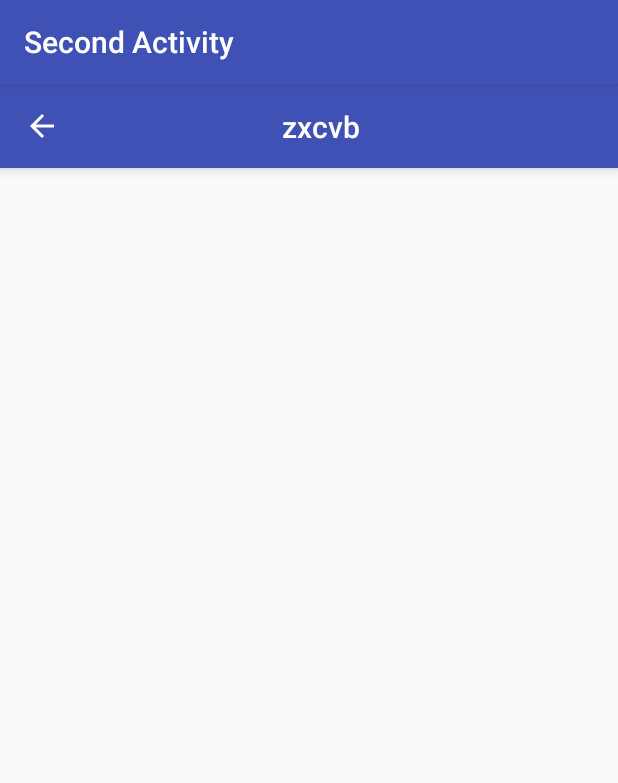
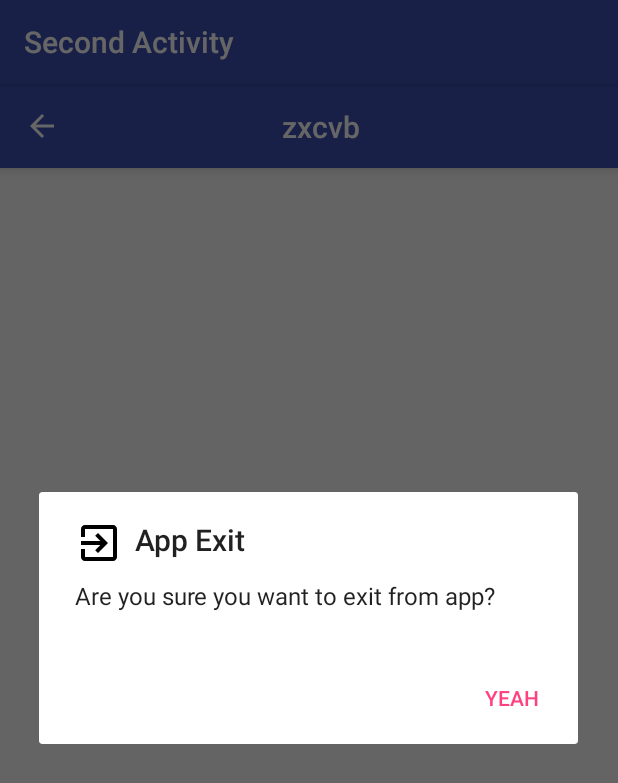
Before and after one commit to preyansh11911/KotlinStructure, an Android app: the SecondActivity screen opened directly, with no data from a screen before it, after a tap on an icon or button, on a phone screen of 412 x 824 dp. Shown: the top 783 px of the screen. Run offline under Robolectric (Android 15) with nearby library versions, the phone set to English and light mode, and no system bars; our stand-ins replace data binding; 3 statements that could not run were skipped.

```diff
--- a/app/src/main/java/com/example/parth/kotlinpractice_2/kotlin/ext.kt
+++ b/app/src/main/java/com/example/parth/kotlinpractice_2/kotlin/ext.kt
@@ -1,8 +1,89 @@
 package com.example.parth.kotlinpractice_2.kotlin
 
 import android.app.Activity
+import android.content.Context
+import android.content.DialogInterface
 import android.content.Intent
+import android.support.v7.app.AlertDialog
+import com.example.parth.kotlinpractice_2.R
 
 fun Activity.launchActivity(intent: Intent) {
     this.startActivity(intent)
 }
+
+interface ConfirmationDialogClickListener {
+    fun onNegativeButtonClick(dialog: DialogInterface)
+    fun onPositiveButtonClick(dialog: DialogInterface)
+}
+
+interface ConfirmationDialogListener {
+    fun onNegativeButtonClick()
+}
+
+/** The identifier for the positive button.  */
+val BUTTON_POSITIVE = -1
+
+/** The identifier for the negative button.  */
+val BUTTON_NEGATIVE = -2
+
+fun Context.showConfirmationDialog(icon: Int = R.drawable.ic_app_exit, title: String = "", message: String? = "Are you sure you want to exit from app?", posButtonText: String? = "YES", negButtonText: String = "NO", listner: (Int) -> Unit) {
+//    listner.invoke()
+    var alertDialog = AlertDialog.Builder(this)
+    alertDialog.apply {
+        icon.let { setIcon(it) }
+
+        if (title.isNotBlank()) {
+            setTitle(title)
+        }
+
+        message?.let { setMessage(it) }
+        posButtonText?.let { setPositiveButton(it) { dialog, which -> listner.invoke(BUTTON_POSITIVE) } }
+        negButtonText.let { setNegativeButton(it) { dialog, which -> listner.invoke(BUTTON_NEGATIVE) } }
+        create()
+        show()
+    }
+}
+
+fun Context.showConfirmationDialog(icon: Int = R.drawable.ic_app_exit, title: String = "App Exit", message: String? = "Are you sure you want to exit from app?", posButtonText: String? = "YES", negButtonText: String = "", postiveClick: ((s: String) -> Unit)? = null, negativeClick: ((String) -> Unit)? = null) {
+    var alertDialog = AlertDialog.Builder(this)
+    alertDialog.apply {
+        icon.let { setIcon(it) }
+        title.let { setTitle(it) }
+        message?.let { setMessage(it) }
+        posButtonText?.let { setPositiveButton(it) { dialog, which -> postiveClick?.invoke("sjk") } }
+        if (negButtonText.isNotBlank())
+            negButtonText.let { setNegativeButton(it) { dialog, which -> negativeClick?.invoke("text") } }
+        create()
+        show()
+    }
+}
+
+//fun Context.showConfirmationDialog(listener: (DialogInterface)->Unit) {
+//
+//    var alertDialog = AlertDialog.Builder(this)
+////    alertDialog.apply {
+////        icon?.let { setIcon(it) }
+////        title?.let { setTitle(it) }
+////        message?.let { setMessage(it) }
+//////        posButtonText?.let { setPositiveButton(it) {dialog, which -> listener.run { listener.onPo} }}
+////        negButtonText?.let { setNegativeButton(it) {dialog, which -> listener.invoke(dialog) }}
+////        create()
+////        show()
+////    }
+//}
+
+//fun Context.showConfirmationDialog(listener: ()->Unit) {
+//
+//    listener.invoke(d)
+//
+//    var alertDialog = AlertDialog.Builder(this)
+///*    alertDialog.apply {
+//        icon?.let { setIcon(it) }
+//        title?.let { setTitle(it) }
+//        message?.let { setMessage(it) }
+////        posButtonText?.let { setPositiveButton(it) {dialog, which -> listener.run { listener.onPo} }}
+//        negButtonText?.let { setNegativeButton(it) {dialog, which -> listener.onNegativeButtonClick() }}
+//        create()
+//        show()*/
+//    }
+//}
--- a/app/src/main/java/com/example/parth/kotlinpractice_2/module/MainActivity.kt
+++ b/app/src/main/java/com/example/parth/kotlinpractice_2/module/MainActivity.kt
@@ -38,7 +38,7 @@ class MainActivity : CoreActivity<MainActivity,ActivityMainBinding, MainViewMode
     }
 
     override fun hasNavigationDrawer(): Boolean {
-        return true
+        return false
     }
 
     override fun setNavigationDrawerMenu(navigationView: NavigationView) {
--- a/app/src/main/java/com/example/parth/kotlinpractice_2/module/MainViewModel.kt
+++ b/app/src/main/java/com/example/parth/kotlinpractice_2/module/MainViewModel.kt
@@ -19,6 +19,7 @@ class MainViewModel(_activity: MainActivity) : ActivityViewModel(_activity) {
             navHeaderTitle.set("Navigation Title")
             navHeaderContent.set("This is Navigation header content")
         }, 3000)
+
     }
 
     fun onSecondClick(view: View) {
--- a/app/src/main/java/com/example/parth/kotlinpractice_2/module/SecondActivity.kt
+++ b/app/src/main/java/com/example/parth/kotlinpractice_2/module/SecondActivity.kt
@@ -40,5 +40,7 @@ class SecondActivity : CoreActivity<SecondActivity, ActivitySecondBinding, Secon
         return "Second Activity"
     }
 
-
+    override fun isBackEnabled(): Boolean {
+        return intent.getBooleanExtra(Constants.BACK_KEY, false)
+    }
 }
--- a/app/src/main/java/com/example/parth/kotlinpractice_2/support/ActivityViewModel.kt
+++ b/app/src/main/java/com/example/parth/kotlinpractice_2/support/ActivityViewModel.kt
@@ -5,9 +5,7 @@ import android.content.Intent
 import android.databinding.BaseObservable
 import android.databinding.ObservableBoolean
 import android.databinding.ObservableField
-import android.support.v4.view.GravityCompat
 import android.view.View
-import android.widget.Toast
 
 open class ActivityViewModel(_activity: Activity) : BaseObservable() {
     var activity = _activity
@@ -19,21 +17,23 @@ open class ActivityViewModel(_activity: Activity) : BaseObservable() {
     var hasBottomNavigation = ObservableBoolean(false)
 
     fun onBackPressed(view: View) {
-        onBackPressed()
+        activity.onBackPressed()
     }
 
-    fun onBackPressed() {
-
-        activity.drawer_layout.let { if (it.isDrawerOpen(GravityCompat.START)) it.closeDrawer(GravityCompat.START) }
-
-        if (!isBackEnabled.get()) {
-            Toast.makeText(activity, "On Back Pressed", Toast.LENGTH_SHORT).show()
-        } else {
-            activity.onBackPressed()
-        }
-    }
+//    fun onBackPressed() {
+//
+//        activity.drawer_layout.let { if (it.isDrawerOpen(GravityCompat.START)) it.closeDrawer(GravityCompat.START) }
+//
+//        if (!isBackEnabled.get()) {
+//            Toast.makeText(activity, "On Back Pressed", Toast.LENGTH_SHORT).show()
+//        } else {
+//            activity.onBackPressed()
+//        }
+//    }
 
     fun startActivity(intent: Intent) {
         activity.startActivity(intent)
+        if (!intent.getBooleanExtra(Constants.BACK_KEY, true))
+            activity.finish()
     }
 }
--- a/app/src/main/java/com/example/parth/kotlinpractice_2/support/CoreActivity.kt
+++ b/app/src/main/java/com/example/parth/kotlinpractice_2/support/CoreActivity.kt
@@ -11,12 +11,15 @@ import android.view.MenuItem
 import android.view.View
 import android.view.ViewGroup
 import android.widget.LinearLayout
-import android.widget.Toast
 import com.example.parth.kotlinpractice_2.R
-import com.example.parth.kotlinpractice_2.R.id.*
 import com.example.parth.kotlinpractice_2.databinding.ActivityCoreBinding
 import com.example.parth.kotlinpractice_2.databinding.ActivityDrawerBinding
-import com.example.parth.kotlinpractice_2.module.MainActivity
+import com.example.parth.kotlinpractice_2.kotlin.showConfirmationDialog
+import kotlinx.android.synthetic.main.activity_core.*
+import kotlinx.android.synthetic.main.activity_drawer.*
+import kotlinx.android.synthetic.main.app_bar_drawer.*
+import kotlinx.android.synthetic.main.content_drawer.*
+import kotlinx.android.synthetic.main.tool_bar.*
 
 
 abstract class CoreActivity<T : CoreActivity<T, DB, VM>, DB : ViewDataBinding, VM : ActivityViewModel> : AppCompatActivity() {
@@ -39,18 +42,20 @@ abstract class CoreActivity<T : CoreActivity<T, DB, VM>, DB : ViewDataBinding, V
     }
 
     override fun onBackPressed() {
-        drawer_layout.let { if (it.isDrawerOpen(GravityCompat.START)) it.closeDrawer(GravityCompat.START) }
+        drawer_layout?.let { if (it.isDrawerOpen(GravityCompat.START)) it.closeDrawer(GravityCompat.START) }
 
-        if (activity is MainActivity) {
-            Toast.makeText(activity, "On Back Pressed", Toast.LENGTH_SHORT).show()
+        if (!isBackEnabled()) {
+            showConfirmationDialog(posButtonText = "YEAH", postiveClick = ::setActionBarTitle)
+
         } else {
             super.onBackPressed()
         }
     }
 
+
     override fun onOptionsItemSelected(item: MenuItem?): Boolean {
         when (item?.itemId) {
-            android.R.id.home -> coreViewModel.onBackPressed()
+            android.R.id.home -> this.onBackPressed()
         }
         return true
     }
@@ -78,6 +83,15 @@ abstract class CoreActivity<T : CoreActivity<T, DB, VM>, DB : ViewDataBinding, V
                 setBottomNavDrawerMenu(bottom_navigation)
             }
         }
+    }
+
+    fun setActionBarTitle() {
+//        if (isCustomActionbar())
+
+//            coreViewModel.actionBarTitle.set(title)
+//        else
+//            activity.title = title
+
     }
 
     fun setActionBarTitle(title: String) {
--- /dev/null
+++ b/app/src/main/res/drawable/ic_app_exit.xml
@@ -0,0 +1,9 @@
+<vector xmlns:android="http://schemas.android.com/apk/res/android"
+    android:width="24dp"
+    android:height="24dp"
+    android:viewportHeight="24.0"
+    android:viewportWidth="24.0">
+    <path
+        android:fillColor="#FF000000"
+        android:pathData="M10.09,15.59L11.5,17l5,-5 -5,-5 -1.41,1.41L12.67,11H3v2h9.67l-2.58,2.59zM19,3H5c-1.11,0 -2,0.9 -2,2v4h2V5h14v14H5v-4H3v4c0,1.1 0.89,2 2,2h14c1.1,0 2,-0.9 2,-2V5c0,-1.1 -0.9,-2 -2,-2z" />
+</vector>
--- a/app/src/main/res/layout/activity_main.xml
+++ b/app/src/main/res/layout/activity_main.xml
@@ -36,7 +36,7 @@
             app:layout_constraintTop_toBottomOf="@+id/tv1" />
 
         <TextView
-            android:id="@+id/tv3"
+            android:id="@+id/tv_third"
             android:layout_width="0dp"
             android:layout_height="wrap_content"
             android:layout_marginStart="8dp"
```
Also changed, not shown: app/src/main/java/com/example/parth/kotlinpractice_2/kotlin/test.java (added, +16 -0 lines).
